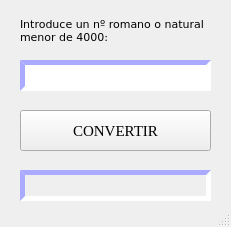
Above: ejerciciosSueltos04numerosRomanos/ventanas/ventana_principal.ui from trecebarrado/nacho before the change. Below: the same form after it.
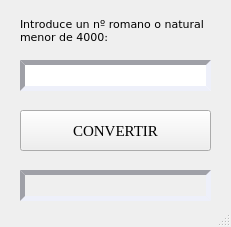
That is the form after the change. Icons and pictures are not drawn.

Patch:
```diff
--- a/ejerciciosSueltos04numerosRomanos/ventanas/ventana_principal.ui
+++ b/ejerciciosSueltos04numerosRomanos/ventanas/ventana_principal.ui
@@ -58,7 +58,7 @@
      <string notr="true">* {
 	border-style: inset;
 	border-width:5px;
-	border-color: rgb(170, 170, 255);
+	border-color: rgb(159, 160, 167);
 }</string>
     </property>
     <property name="frameShape">
@@ -97,7 +97,7 @@
 	background-color: rgb(255, 255, 255);
 	border-style: inset;
 	border-width: 5px;
-	border-color: rgb(170, 170, 255);
+	border-color: rgb(159, 160, 167);
 }</string>
     </property>
     <property name="frame">
```
